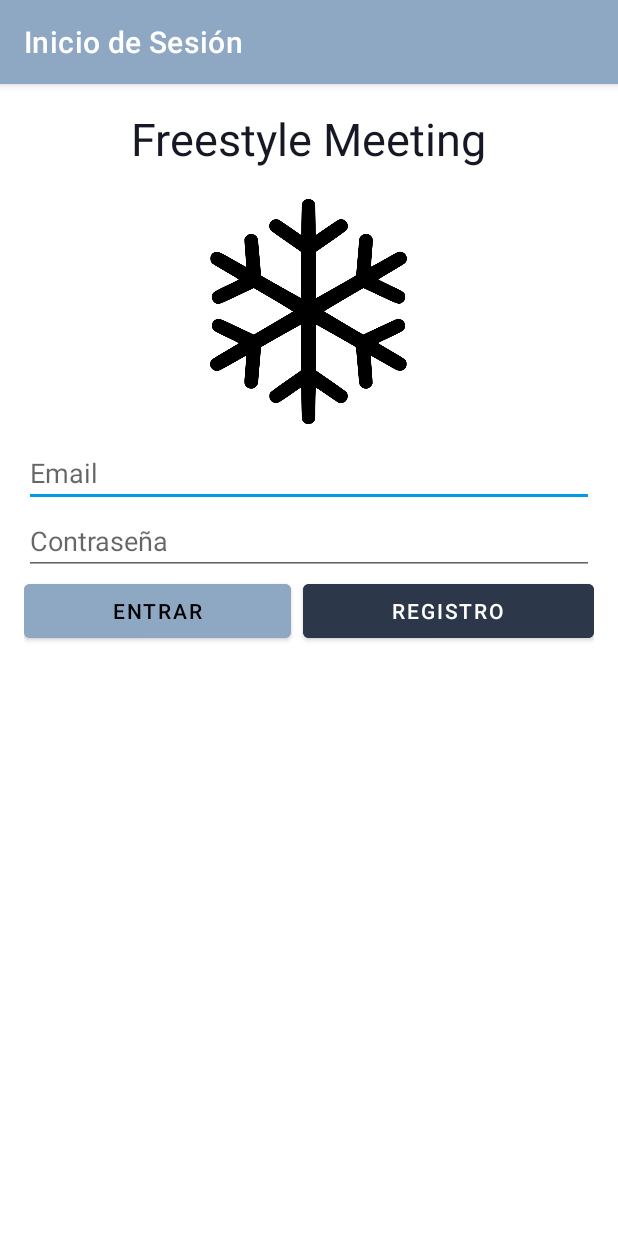
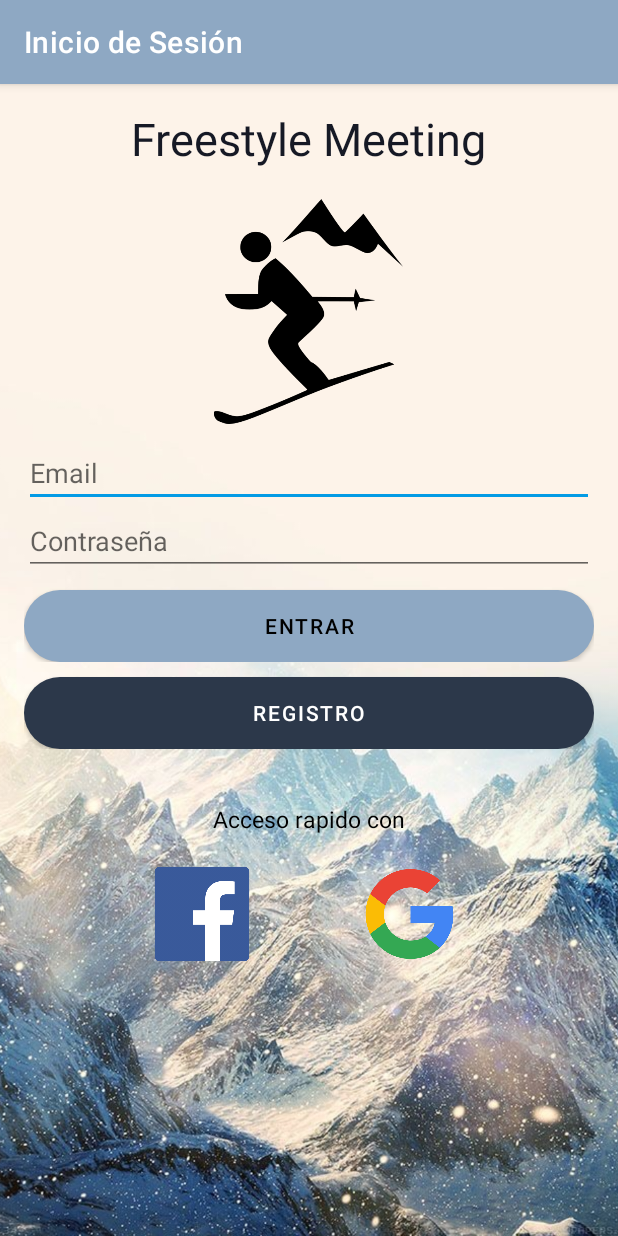
Before and after one commit to jorge-barrio/FreestyleMeeting, an Android app: the screen it shows after launch (authActivity), on a phone screen of 412 x 824 dp. Run offline under Robolectric (Android 15) with nearby library versions, the phone set to English and light mode, and no system bars; our stand-ins replace Firebase (no records; nobody signed in at launch, a user with empty details on screens opened directly).

Commit message:
cambios loginç

```diff
--- a/app/src/main/java/com/example/freestylemeeting/authActivity.java
+++ b/app/src/main/java/com/example/freestylemeeting/authActivity.java
@@ -11,7 +11,6 @@ import android.widget.EditText;
 import android.widget.Toast;
 
 import com.google.android.gms.tasks.OnCompleteListener;
-import com.google.android.gms.tasks.OnSuccessListener;
 import com.google.android.gms.tasks.Task;
 import com.google.firebase.auth.AuthResult;
 import com.google.firebase.auth.FirebaseAuth;
@@ -35,7 +34,7 @@ public class authActivity extends AppCompatActivity {
 
 
         myAuth = FirebaseAuth.getInstance();
-        Button registerButton = (Button) findViewById(R.id.signUp);
+        Button registerButton = (Button) findViewById(R.id.registro);
         Button loginButton = (Button) findViewById(R.id.logOut);
         authActivity.this.setTitle("Inicio de Sesión");
         registerButton.setOnClickListener(new View.OnClickListener() {
--- /dev/null
+++ b/app/src/main/res/drawable/btn_redondeado_register.xml
@@ -0,0 +1,5 @@
+<?xml version="1.0" encoding="utf-8"?>
+<shape android:shape="rectangle" xmlns:android="http://schemas.android.com/apk/res/android">
+    <solid android:color="@color/azulOscuro"></solid>
+    <corners android:radius="50dp"></corners>
+</shape>
--- /dev/null
+++ b/app/src/main/res/drawable/btn_redondeado_white.xml
@@ -0,0 +1,5 @@
+<?xml version="1.0" encoding="utf-8"?>
+<shape android:shape="rectangle" xmlns:android="http://schemas.android.com/apk/res/android">
+<solid android:color="@color/AzulClaro"></solid>
+    <corners android:radius="50dp"></corners>
+</shape>
--- /dev/null
+++ b/app/src/main/res/drawable/circulo_image.xml
@@ -0,0 +1,6 @@
+<?xml version="1.0" encoding="utf-8"?>
+<shape android:shape="oval" xmlns:android="http://schemas.android.com/apk/res/android">
+
+    <solid android:color="#ccc" ></solid>
+
+</shape>
--- /dev/null
+++ b/app/src/main/res/drawable/input.xml
@@ -0,0 +1,5 @@
+<?xml version="1.0" encoding="utf-8"?>
+<shape xmlns:android="http://schemas.android.com/apk/res/android">
+    <stroke android:color="#fff" android:width="1dp"></stroke>
+    <corners android:radius="50dp"></corners>
+</shape>
--- a/app/src/main/res/layout/activity_auth.xml
+++ b/app/src/main/res/layout/activity_auth.xml
@@ -6,7 +6,13 @@
     android:layout_width="match_parent"
     android:layout_height="match_parent"
     tools:context=".authActivity">
+    <ImageView android:layout_height="match_parent"
+        android:layout_width="match_parent"
+        android:src="@drawable/fondo"
+        android:scaleType="centerCrop"
+        >
 
+    </ImageView>
     <LinearLayout
         android:layout_width="0dp"
         android:layout_height="wrap_content"
@@ -36,7 +42,7 @@
             android:layout_width="150dp"
             android:layout_height="150dp"
             android:layout_gravity="center"
-            app:srcCompat="@drawable/iconsnow"
+            app:srcCompat="@drawable/skiicon"
             android:layout_marginBottom="10dp"
             />
 
@@ -65,23 +71,78 @@
                 android:id="@+id/logOut"
                 android:layout_width="wrap_content"
                 android:layout_height="wrap_content"
+                android:layout_marginTop="10dp"
                 android:textColor="@color/black"
-                android:backgroundTint="@color/AzulClaro"
+                android:background="@drawable/btn_redondeado_white"
                 android:layout_weight="1"
                 android:text="Entrar" />
 
-            <Space
-                android:layout_width="8dp"
-                android:layout_height="wrap_content" />
+
+
+        </LinearLayout>
+        <LinearLayout
+            android:layout_width="match_parent"
+            android:layout_height="match_parent"
+            android:orientation="horizontal">
 
             <Button
-                android:id="@+id/signUp"
+                android:id="@+id/registro"
                 android:layout_width="wrap_content"
                 android:layout_height="wrap_content"
-                android:backgroundTint="@color/azulOscuro"
+                android:layout_marginTop="10dp"
+                android:layout_weight="1"
+                android:background="@drawable/btn_redondeado_register"
+                android:text="Registro"
                 android:textColor="@color/white"
-                android:layout_weight="1"
-                android:text="Registro" />
+                app:backgroundTint="@color/azulOscuro" />
+
+
+        </LinearLayout>
+        <LinearLayout
+            android:layout_width="match_parent"
+            android:layout_height="wrap_content"
+            android:layout_marginStart="16dp"
+            android:layout_marginLeft="16dp"
+            android:layout_marginTop="16dp"
+            android:layout_marginEnd="16dp"
+            android:layout_marginRight="16dp"
+            android:orientation="vertical"
+            >
+
+            <TextView
+                android:id="@+id/textView4"
+                android:layout_width="wrap_content"
+                android:layout_height="wrap_content"
+                android:text="Acceso rapido con"
+                android:textColor="@color/black"
+                android:layout_gravity="center"
+                android:layout_marginTop="20dp"
+                android:layout_marginBottom="20dp"
+                android:textSize="15dp"
+                />
+            <LinearLayout
+                android:layout_width="match_parent"
+                android:layout_height="match_parent"
+                android:orientation="horizontal"
+                android:layout_gravity="center">
+            <ImageView
+
+                android:layout_height="65dp"
+                android:layout_width="65dp"
+                android:layout_marginLeft="70dp"
+                android:layout_marginRight="40dp"
+                android:src="@drawable/facebooklogo2"
+                >
+            </ImageView>
+
+                <ImageView
+                    android:layout_width="wrap_content"
+                    android:layout_height="65dp"
+                    android:layout_gravity="right"
+                    android:layout_marginRight="40dp"
+                    android:src="@drawable/googlelogo"></ImageView>
+
+            </LinearLayout>
         </LinearLayout>
     </LinearLayout>
 
--- a/app/src/main/res/layout/activity_home.xml
+++ b/app/src/main/res/layout/activity_home.xml
@@ -5,7 +5,11 @@
     android:layout_width="match_parent"
     android:layout_height="match_parent"
     tools:context=".HomeActivity">
-
+    <ImageView android:layout_height="match_parent"
+        android:layout_width="match_parent"
+        android:src="@drawable/fondo2"
+        android:scaleType="centerCrop"
+        ></ImageView>>
     <LinearLayout
         android:layout_width="0dp"
         android:layout_height="wrap_content"
--- a/app/src/main/res/values/colors.xml
+++ b/app/src/main/res/values/colors.xml
@@ -19,5 +19,4 @@
     <color name="AzulOscuro3">#406E8E</color>
     <color name="AzulClaro">#8EA8C3</color>
     <color name="AzulClaro2">#CBF7ED</color>
-
 </resources>
```
Also changed, not shown: app/src/main/java/com/example/freestylemeeting/RegisterActivity.java (+1 -7 lines), app/src/main/res/layout/activity_register.xml (+25 -7 lines), app/src/main/res/drawable-v24/skiicon.png (added), app/src/main/res/drawable/facebooklogo.png (added), app/src/main/res/drawable/facebooklogo2.png (added), app/src/main/res/drawable/fondo.jpg (added), app/src/main/res/drawable/fondo2.jpg (added), app/src/main/res/drawable/googlelogo.png (added), 129 other files.
